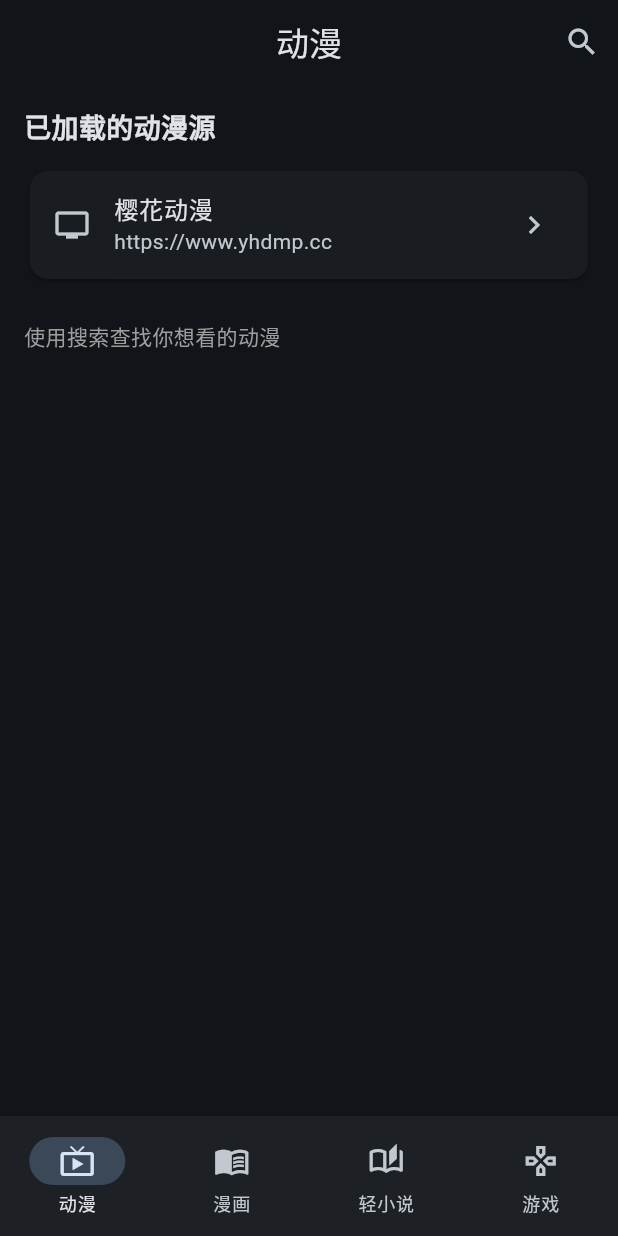
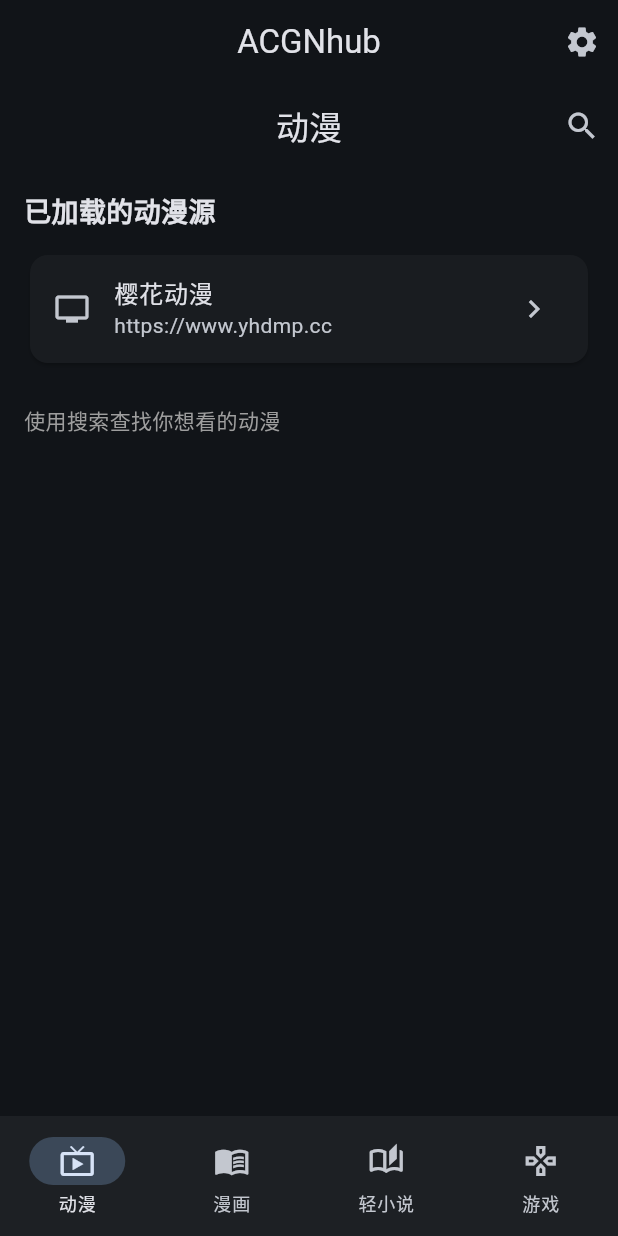
Before and after one commit to fantruekly/Libiko--ACGNhub, a Flutter app: the screen it shows after launch, on a phone screen of 412 x 824 dp. Run offline on Flutter 3.47's test engine with Material 3 defaults, Android fonts, the phone set to English and light mode, and no system bars; our stand-ins replace cached_network_image, dio, flutter_cache_manager, flutter_riverpod, shared_preferences; missing offline and left inert: media_kit, media_kit_video.

Commit message:
fix: address final review issues - settings access, unused imports

```diff
--- a/lib/modules/anime/anime_providers.dart
+++ b/lib/modules/anime/anime_providers.dart
@@ -3,7 +3,6 @@ import '../../core/source/source_manager.dart';
 import '../../core/models/work.dart';
 import 'anime_source.dart';
 import 'anime_rule.dart';
-import 'dart:convert';
 import 'package:flutter/services.dart';
 
 final sourceManagerProvider = Provider<SourceManager>((ref) {
--- a/lib/modules/anime/anime_source.dart
+++ b/lib/modules/anime/anime_source.dart
@@ -1,4 +1,3 @@
-import 'dart:convert';
 import 'package:flutter/foundation.dart';
 import 'package:uuid/uuid.dart';
 import '../../core/source/source_adapter.dart';
--- a/lib/shell/main_shell.dart
+++ b/lib/shell/main_shell.dart
@@ -22,6 +22,20 @@ class _MainShellState extends State<MainShell> {
   @override
   Widget build(BuildContext context) {
     return Scaffold(
+      appBar: AppBar(
+        title: const Text('ACGNhub'),
+        centerTitle: true,
+        actions: [
+          IconButton(
+            icon: const Icon(Icons.settings),
+            onPressed: () {
+              Navigator.of(context).push(
+                MaterialPageRoute(builder: (_) => const SettingsPage()),
+              );
+            },
+          ),
+        ],
+      ),
       body: IndexedStack(
         index: _currentIndex,
         children: _pages,
--- a/lib/shell/settings_page.dart
+++ b/lib/shell/settings_page.dart
@@ -1,5 +1,4 @@
 import 'package:flutter/material.dart';
-import '../../core/storage/database.dart';
 
 class SettingsPage extends StatelessWidget {
   const SettingsPage({super.key});
```
